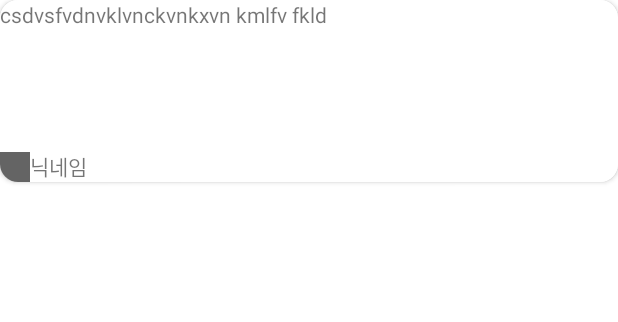
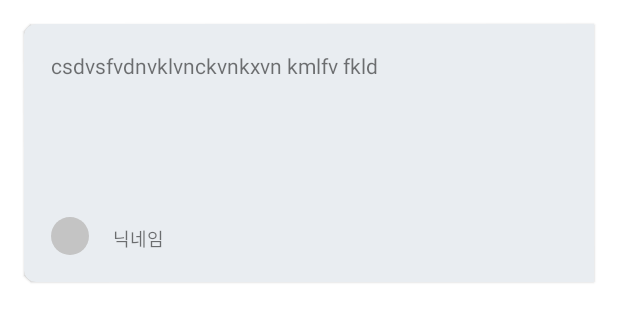
Before and after one commit to team-garosero/HobbyRoadmap, an Android app: the layout recyclerview_community.xml on its own in the app's theme, with its tools: preview values and no code run, on a phone screen of 412 x 824 dp. Shown: the top 322 px of the screen. Run offline under Robolectric (Android 15) with nearby library versions, the phone set to English and light mode, and no system bars.

Commit message:
syllabus, community layout

```diff
--- /dev/null
+++ b/app/src/main/res/drawable/ic_circle.xml
@@ -0,0 +1,6 @@
+<?xml version="1.0" encoding="utf-8"?>
+<shape
+    xmlns:android="http://schemas.android.com/apk/res/android"
+    android:shape="oval">
+    <solid android:color="#C4C4C4" />
+</shape>
--- a/app/src/main/res/layout/activity_syllabus.xml
+++ b/app/src/main/res/layout/activity_syllabus.xml
@@ -96,7 +96,7 @@
         app:layout_constraintTop_toBottomOf="@id/tv_percentage"
         android:background="@color/black" />
 
-    <!-- level -->
+    <!-- recyclerview_level -->
     <androidx.recyclerview.widget.RecyclerView
         android:layout_width="match_parent"
         android:layout_height="wrap_content"
@@ -108,7 +108,6 @@
         android:layout_width="match_parent"
         android:layout_height="0dp"
         android:id="@+id/frameLayout"
-        android:layout_marginTop="16dp"
         app:layout_constraintTop_toBottomOf="@id/rv_level"
         app:layout_constraintBottom_toBottomOf="parent"/>
 
--- a/app/src/main/res/layout/fragment_roadmap.xml
+++ b/app/src/main/res/layout/fragment_roadmap.xml
@@ -5,7 +5,7 @@
     android:layout_height="match_parent"
     tools:context=".syllabus.RoadmapFragment">
 
-    <!-- syllabus parent -->
+    <!-- recyclerview syllabus parent -->
     <androidx.recyclerview.widget.RecyclerView
         android:layout_width="match_parent"
         android:layout_height="wrap_content"
--- a/app/src/main/res/layout/recyclerview_community.xml
+++ b/app/src/main/res/layout/recyclerview_community.xml
@@ -1,39 +1,46 @@
 <?xml version="1.0" encoding="utf-8"?>
-<androidx.cardview.widget.CardView xmlns:android="http://schemas.android.com/apk/res/android"
+<com.google.android.material.card.MaterialCardView xmlns:android="http://schemas.android.com/apk/res/android"
     xmlns:app="http://schemas.android.com/apk/res-auto"
     android:layout_width="match_parent"
     android:layout_height="wrap_content"
+    android:layout_marginTop="16dp"
+    android:layout_marginStart="16dp"
+    android:layout_marginEnd="16dp"
     android:id="@+id/recyclerView_CardView"
-    app:cardCornerRadius="12dp">
+    app:cardBackgroundColor="#E9EDF1"
+    style="@style/CustomCardViewStyle">
 
     <androidx.constraintlayout.widget.ConstraintLayout
         android:layout_width="match_parent"
         android:layout_height="wrap_content"
-        android:background="@color/cardview_light_background">
+        android:layout_margin="16dp">
 
         <TextView
             android:id="@+id/tv_content"
             android:layout_width="match_parent"
             android:layout_height="100dp"
+            android:layout_marginBottom="16dp"
             android:text="csdvsfvdnvklvnckvnkxvn kmlfv fkld"
             app:layout_constraintTop_toTopOf="parent"
             app:layout_constraintBottom_toTopOf="@id/tv_nickname"/>
 
         <ImageView
-            android:layout_width="20dp"
-            android:layout_height="20dp"
+            android:layout_width="25dp"
+            android:layout_height="25dp"
             android:id="@+id/iv_profile_img"
-            android:background="@color/browser_actions_title_color"
+            android:src="@drawable/ic_circle"
             app:layout_constraintBottom_toBottomOf="parent"
             app:layout_constraintStart_toStartOf="parent"/>
 
         <TextView
             android:layout_width="wrap_content"
-            android:layout_height="wrap_content"
+            android:layout_height="20dp"
+            android:layout_marginStart="16dp"
             android:id="@+id/tv_nickname"
             android:text="닉네임"
+            android:textSize="12sp"
             app:layout_constraintBottom_toBottomOf="parent"
             app:layout_constraintStart_toEndOf="@id/iv_profile_img" />
 
     </androidx.constraintlayout.widget.ConstraintLayout>
-</androidx.cardview.widget.CardView>
+</com.google.android.material.card.MaterialCardView>
--- a/app/src/main/res/layout/recylerview_course_child.xml
+++ b/app/src/main/res/layout/recylerview_course_child.xml
@@ -3,6 +3,7 @@
     xmlns:app="http://schemas.android.com/apk/res-auto"
     android:layout_width="match_parent"
     android:layout_height="wrap_content"
+    android:layout_marginTop="16dp"
     android:id="@+id/recyclerView_CardView"
     app:cardCornerRadius="12dp">
 
@@ -13,9 +14,9 @@
 
         <ImageView
             android:id="@+id/iv_color"
-            android:layout_width="10dp"
+            android:layout_width="16dp"
             android:layout_height="100dp"
-            android:background="@color/black"
+            android:background="#5970D2"
             app:layout_constraintBottom_toBottomOf="parent"
             app:layout_constraintStart_toStartOf="parent"
             app:layout_constraintTop_toTopOf="parent" />
--- /dev/null
+++ b/app/src/main/res/values/styles.xml
@@ -0,0 +1,14 @@
+<?xml version="1.0" encoding="utf-8"?>
+<resources>
+    <style name="CustomCardViewStyle"
+        parent="@style/Widget.MaterialComponents.CardView">
+        <item name="shapeAppearanceOverlay">@style/card_custom_corners_community</item>
+    </style>
+    <style name="card_custom_corners_community" parent="">
+        <item name="cornerFamily">rounded</item>
+        <item name="cornerSizeTopLeft">8dp</item>
+        <item name="cornerSizeTopRight">0dp</item>
+        <item name="cornerSizeBottomLeft">8dp</item>
+        <item name="cornerSizeBottomRight">0dp</item>
+    </style>
+</resources>
```
Also changed, not shown: app/src/main/res/drawable/btn_level_fill.xml (added, +7 -0 lines), app/src/main/res/drawable/btn_level_strokes.xml (added, +7 -0 lines), app/src/main/res/layout/recyclerview_level.xml (+13 -4 lines), app/src/main/res/layout/recyclerview_syllabus_parent.xml (+8 -3 lines).
